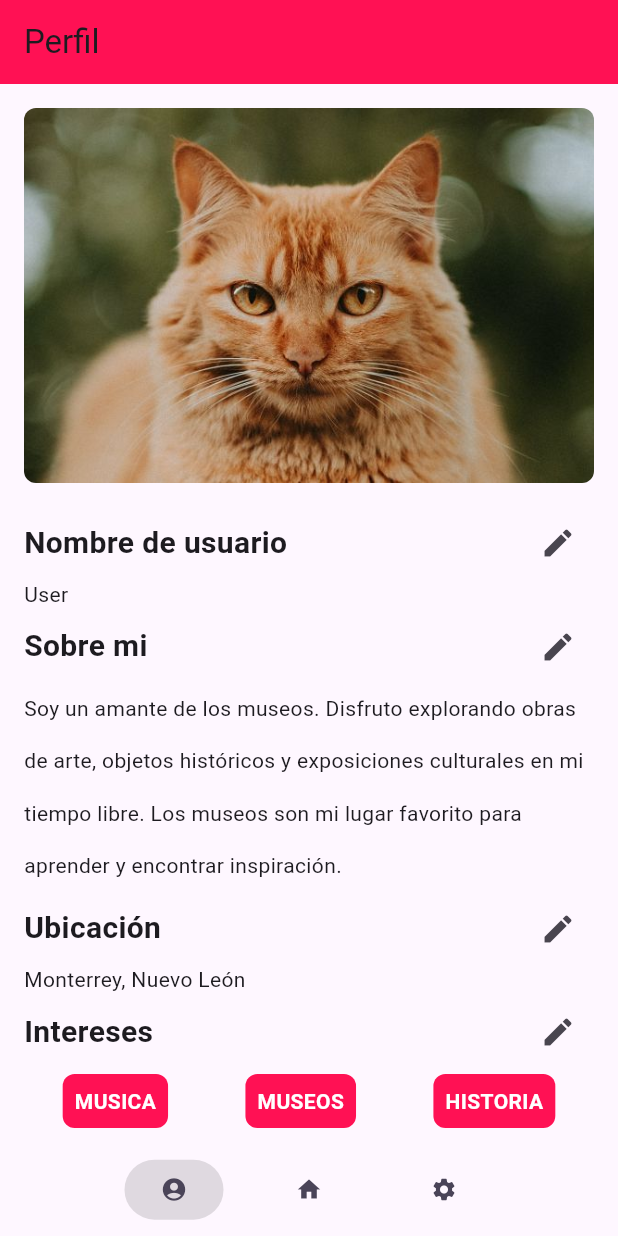
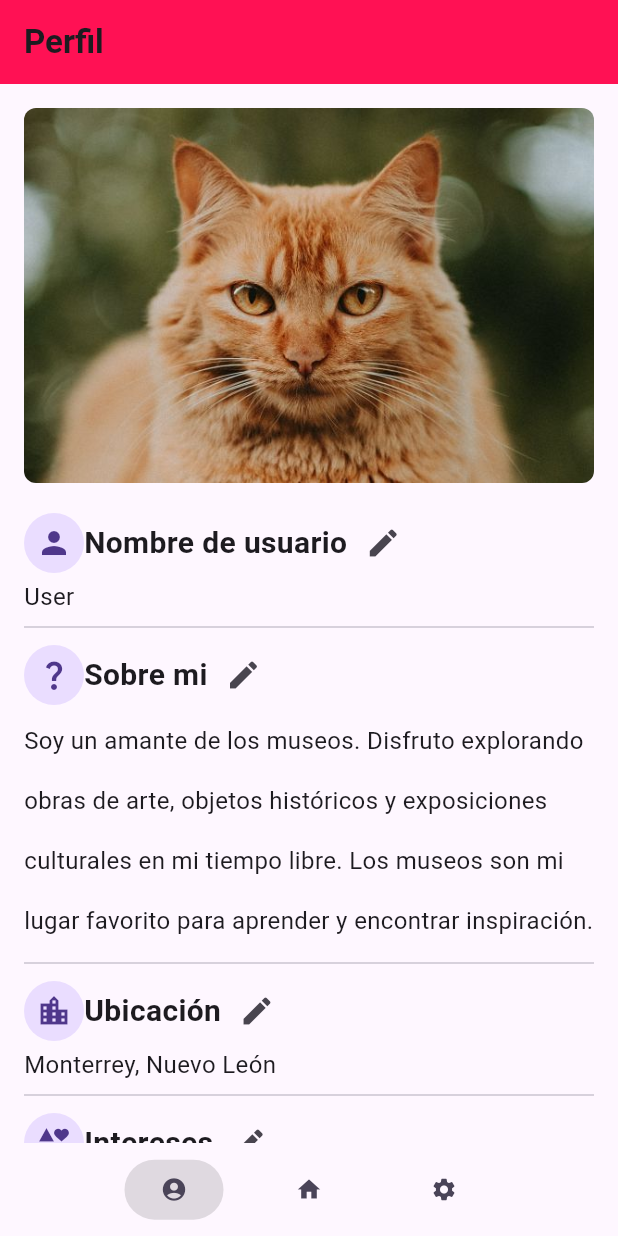
Before and after one commit to BionicHawk/random_meetings, a Flutter app: the Profile screen opened directly, on a phone screen of 412 x 824 dp. Run offline on Flutter 3.47's test engine with Material 2 defaults, Android fonts, the phone set to English and light mode, and no system bars; our stand-ins replace flutter_map, geolocator, latlong2.

Commit message:
Estilos profile screen

```diff
--- a/lib/screens/profile/profile.dart
+++ b/lib/screens/profile/profile.dart
@@ -29,7 +29,7 @@ class Profile extends StatelessWidget {
       appBar: AppBar(
         automaticallyImplyLeading: false, // Quitar la flecha de retroceso
        backgroundColor: Color(0xFFFF1154), // Cambiar el color de fondo a rojo
-       title: Text("Perfil"),
+       title: Text("Perfil", style: TextStyle(fontWeight: FontWeight.bold),),
       ),
       body: SingleChildScrollView(
         padding: EdgeInsets.all(16.0),
@@ -51,24 +51,44 @@ class Profile extends StatelessWidget {
             Column(
               crossAxisAlignment: CrossAxisAlignment.start,
               children: [
+                Row(children: [
+                  CircleAvatar(child: Icon(Icons.person)),
                   TitleWithIcon(title: 'Nombre de usuario', icon: Icons.edit),
+                ],),
                 Text(
                     'User',
-                  style: TextStyle(height: 1.5),
+                    style: TextStyle(height: 1.5, fontSize: 16),
                 ),
+                Divider(),
+                Row(children: [
+                  CircleAvatar(child: Icon(Icons.question_mark)),
                   TitleWithIcon(title: 'Sobre mi', icon: Icons.edit),
+                ],),
+
                 Text(
                   'Soy un amante de los museos. Disfruto explorando obras de arte, objetos históricos y'
                   ' exposiciones culturales en mi tiempo libre. Los museos son mi lugar favorito para aprender y encontrar inspiración.',
-                  style: TextStyle(height: 2.5),
+                  style: TextStyle(height: 2.5, fontSize: 16),
                 ),
+                Divider(),
+                Row(children: [
+                  CircleAvatar(child: Icon(Icons.location_city)),
                   TitleWithIcon(title: 'Ubicación', icon: Icons.edit),
+                ],),
+
                 Text(
                   'Monterrey, Nuevo León',
-                  style: TextStyle(height: 1.5),
+                  style: TextStyle(height: 1.5, fontSize: 16),
                 ),
+                Divider(),
+                Row(children: [
+                  CircleAvatar(child: Icon(Icons.interests),),
                   TitleWithIcon(title: 'Intereses', icon: Icons.edit),
-                Row(
+                ],),
+                Container(
+                  margin: EdgeInsets.only(top:8),
+                  child: Row(
+
                     mainAxisAlignment: MainAxisAlignment.spaceAround,
                     children: [
                       CustomTextContainer(text: 'MUSICA'),
@@ -77,6 +97,8 @@ class Profile extends StatelessWidget {
 
                     ],
                   ),
+                ),
+
               ],
             ),
           ],
```
Lines whose indentation alone changed are shown as unchanged.
